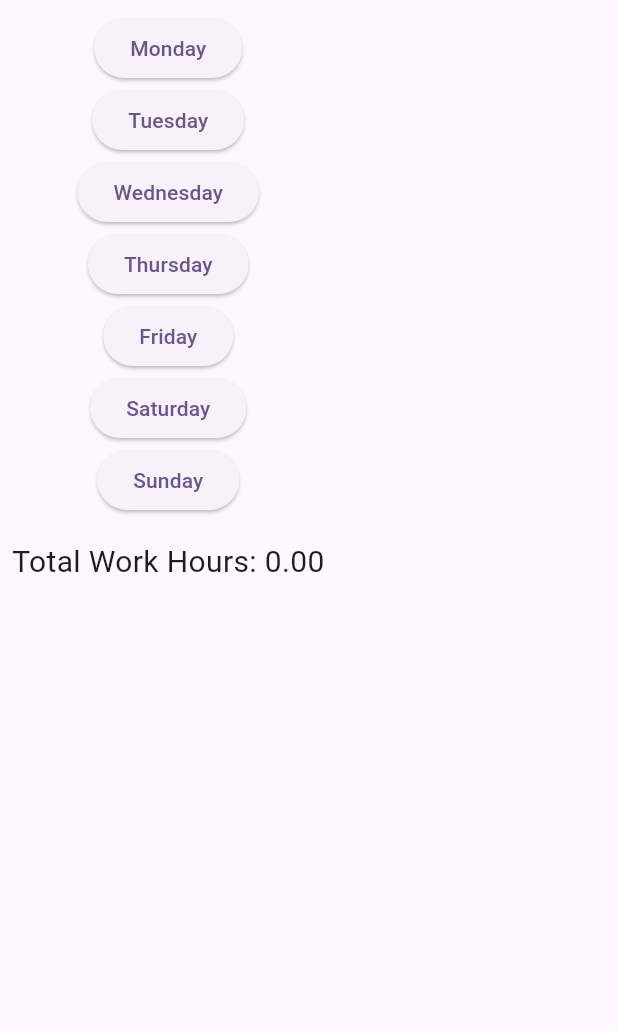
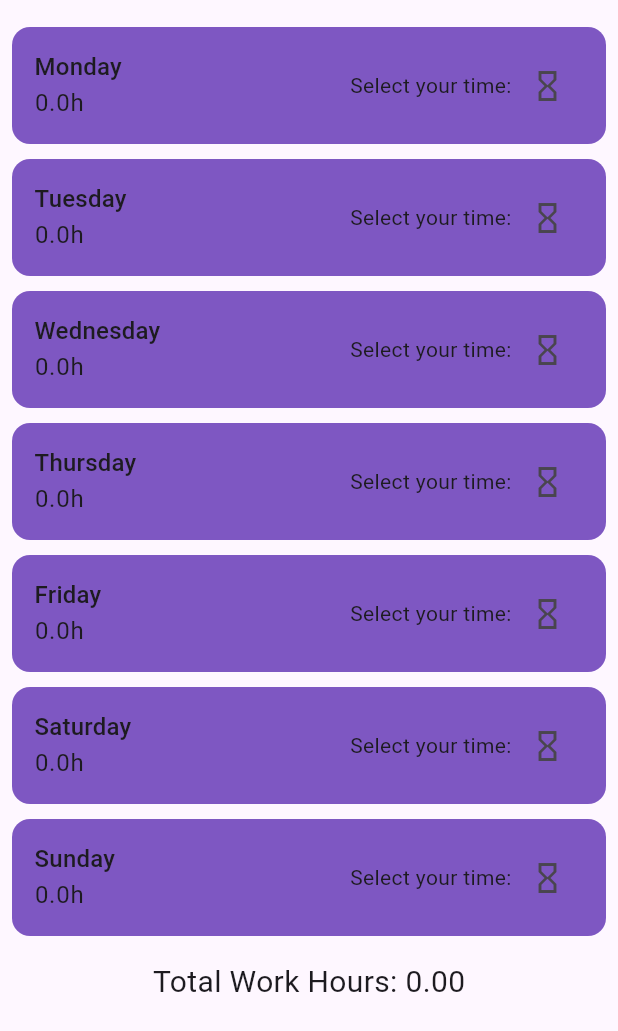
Before and after one commit to browsfer/ToDoApp, a Flutter app: the TimeSheetsPage widget shown alone on an empty page, opened directly, on a phone screen of 412 x 824 dp. Shown: the top 1031 px of the screen. Run offline on Flutter 3.47's test engine with Material 2 defaults, Android fonts, the phone set to English and light mode, and no system bars; our stand-ins replace flutter_slidable, hive, hive_flutter; missing offline and left inert: time_range_picker; accounts and stored records are empty.

```diff
--- a/lib/components/hours_tile.dart
+++ b/lib/components/hours_tile.dart
@@ -1,16 +1,25 @@
 import 'package:flutter/material.dart';
-import 'package:intl/intl.dart';
 import 'package:time_range_picker/time_range_picker.dart';
 
 class HoursTile extends StatefulWidget {
   final String weekDay;
-  const HoursTile({super.key, required this.weekDay});
+  final String hoursPerDay; // Add the hoursPerDay property
+  final void Function() selectWorkTime;
+
+  const HoursTile({
+    Key? key,
+    required this.weekDay,
+    required this.hoursPerDay,
+    required this.selectWorkTime,
+  }) : super(key: key);
 
   @override
   State<HoursTile> createState() => _HoursTileState();
 }
 
 class _HoursTileState extends State<HoursTile> {
+  TimeRange? selectedTimeRange;
+
   @override
   Widget build(BuildContext context) {
     return Container(
@@ -20,17 +29,28 @@ class _HoursTileState extends State<HoursTile> {
       ),
       margin: const EdgeInsets.only(top: 10),
       padding: const EdgeInsets.all(15),
-      height: MediaQuery.sizeOf(context).height * 0.09,
-      // width: MediaQuery.sizeOf(context).width * 1,
       child: Row(
         children: [
-          Text(widget.weekDay),
+          Column(
+            crossAxisAlignment: CrossAxisAlignment.start,
+            children: [
+              Text(
+                widget.weekDay,
+                style: Theme.of(context).textTheme.titleMedium,
+              ),
+              const SizedBox(width: 4),
+              Text(
+                '${widget.hoursPerDay}h',
+                style: Theme.of(context).textTheme.bodyLarge,
+              ),
+            ],
+          ),
           const Spacer(),
-          const Text('Your working time:'),
-
-          //Time Range picker
+          const Text('Select your time:'),
           IconButton(
-              icon: const Icon(Icons.timelapse_outlined), onPressed: () {}),
+            icon: const Icon(Icons.hourglass_empty),
+            onPressed: widget.selectWorkTime,
+          ),
         ],
       ),
     );
--- a/lib/data/database.dart
+++ b/lib/data/database.dart
@@ -1,9 +1,14 @@
 import 'package:hive_flutter/hive_flutter.dart';
 
 class ToDoDatabase {
+  //List of To Do thingss
   List toDoList = [];
 
+  //List of week days
+  Map<String, String> workHoursMap = {};
+
   final _myBox = Hive.box('TODOLIST');
+  final _workingHoursBox = Hive.box('working_hours');
 
   //On first time ever opening app
   void createInitialData() {
@@ -13,12 +18,17 @@ class ToDoDatabase {
   }
 
   //Load existing data
-  void loadDatabase() {
+  void loadToDoList() {
     toDoList = _myBox.get("TODOLIST");
+  }
+
+  void loadHoursList() {
+    workHoursMap = _workingHoursBox.get('working_hours');
   }
 
   //Update data
   void updateDatabase() {
+    _workingHoursBox.put('working_hours', workHoursMap);
     _myBox.put("TODOLIST", toDoList);
   }
 }
--- a/lib/main.dart
+++ b/lib/main.dart
@@ -7,6 +7,7 @@ void main() async {
   await Hive.initFlutter();
 
   await Hive.openBox('TODOLIST');
+  await Hive.openBox('working_hours');
 
   runApp(const MyApp());
 }
--- a/lib/pages/time_sheets_page.dart
+++ b/lib/pages/time_sheets_page.dart
@@ -1,9 +1,12 @@
 import 'package:flutter/material.dart';
+import 'package:hive/hive.dart';
 import 'package:intl/intl.dart';
 import 'package:time_range_picker/time_range_picker.dart';
+import 'package:todo_app/components/hours_tile.dart';
+import 'package:todo_app/data/database.dart';
 
 class TimeSheetsPage extends StatefulWidget {
-  const TimeSheetsPage({super.key});
+  const TimeSheetsPage({Key? key}) : super(key: key);
 
   @override
   State<TimeSheetsPage> createState() => _TimeSheetsPageState();
@@ -12,26 +15,24 @@ class TimeSheetsPage extends StatefulWidget {
 class _TimeSheetsPageState extends State<TimeSheetsPage> {
   TimeOfDay? startTime;
   TimeOfDay? endTime;
-  String workHours = '0.0';
+  String? workHours;
 
-  //List of week days
-  Map<String, String> workHoursMap = {
-    'Monday': '0.0',
-    'Tuesday': '0.0',
-    'Wednesday': '0.0',
-    'Thursday': '0.0',
-    'Friday': '0.0',
-    'Saturday': '0.0',
-    'Sunday': '0.0',
-  };
+  // Database reference
+  final ToDoDatabase _db = ToDoDatabase();
 
-  List<TimeRange> selectedTimeRanges = List.filled(
-    7,
-    TimeRange(
-      startTime: const TimeOfDay(hour: 0, minute: 0),
-      endTime: const TimeOfDay(hour: 0, minute: 0),
-    ),
-  );
+  //Hive box for working hours
+  final _workingHoursBox = Hive.box('working_hours');
+
+  @override
+  void initState() {
+    //Checking if values are null
+    if (_workingHoursBox.get('working_hours') == null) {
+      return;
+    }
+    _db.loadHoursList();
+
+    super.initState();
+  }
 
   void _selectTimeRange(BuildContext context, int dayIndex) async {
     TimeRange? result = await showTimeRangePicker(
@@ -71,11 +72,11 @@ class _TimeSheetsPageState extends State<TimeSheetsPage> {
 
     if (result != null) {
       setState(() {
-        selectedTimeRanges[dayIndex] = result;
         startTime = result.startTime;
         endTime = result.endTime;
         workHours = _calculateWorkHours(result);
-        workHoursMap[getDayOfWeek(dayIndex)] = _calculateWorkHours(result);
+        _db.workHoursMap[getDayOfWeek(dayIndex)] = _calculateWorkHours(result);
+        _db.updateDatabase();
       });
     }
   }
@@ -100,7 +101,7 @@ class _TimeSheetsPageState extends State<TimeSheetsPage> {
 
   String _calculateTotalWorkHours() {
     double totalHours = 0.0;
-    workHoursMap.forEach((day, hours) {
+    _db.workHoursMap.forEach((day, hours) {
       totalHours += double.parse(hours);
     });
     return totalHours.toStringAsFixed(2);
@@ -115,9 +116,10 @@ class _TimeSheetsPageState extends State<TimeSheetsPage> {
           mainAxisAlignment: MainAxisAlignment.center,
           children: [
             for (int i = 0; i < 7; i++)
-              ElevatedButton(
-                onPressed: () => _selectTimeRange(context, i),
-                child: Text(getDayOfWeek(i)),
+              HoursTile(
+                hoursPerDay: _db.workHoursMap[getDayOfWeek(i)] ?? '0.0',
+                weekDay: getDayOfWeek(i),
+                selectWorkTime: () => _selectTimeRange(context, i),
               ),
             const SizedBox(height: 16),
             Text(
--- a/pubspec.yaml
+++ b/pubspec.yaml
@@ -40,6 +40,7 @@ dependencies:
   hive_flutter: ^1.1.0
   time_range_picker: ^2.2.0
   intl: ^0.18.1
+  path_provider: ^2.0.15
 
 dev_dependencies:
   flutter_test:
```
Also changed, not shown: lib/pages/todo_list_page.dart (+15 -5 lines), pubspec.lock.
